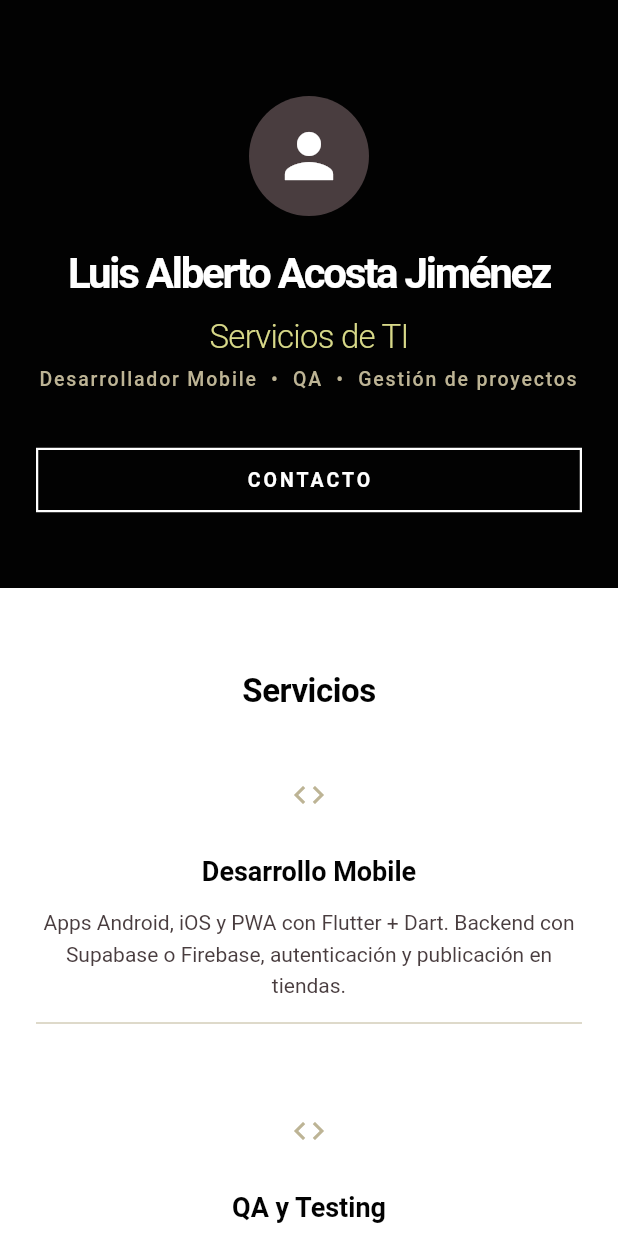
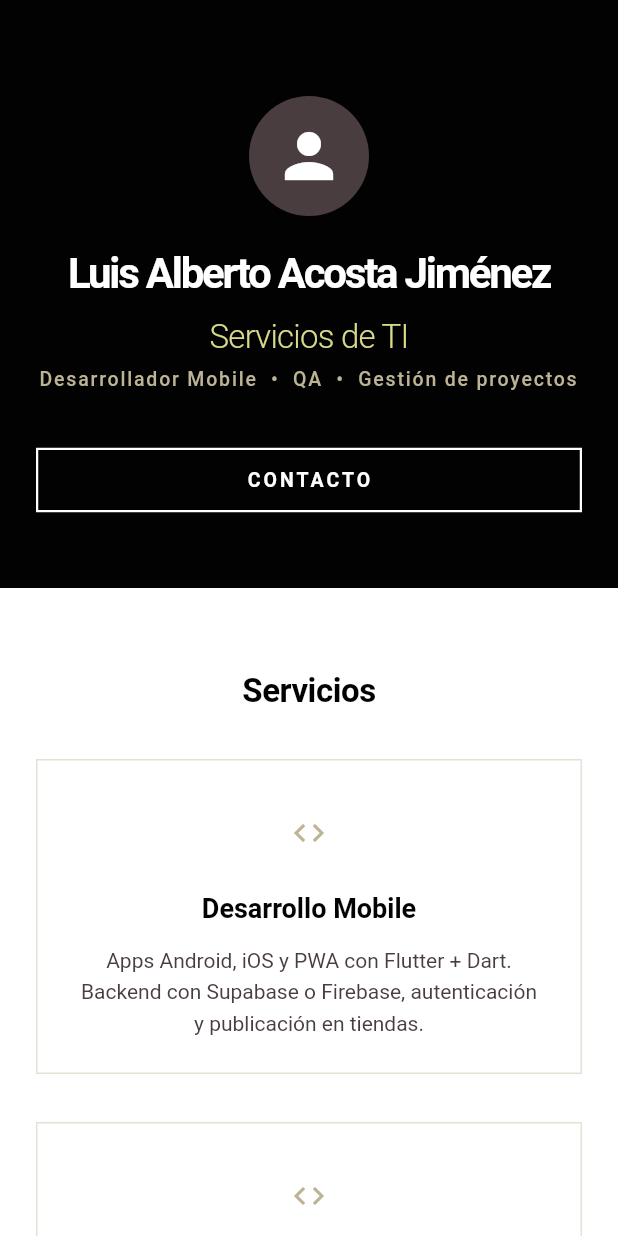
Before and after one commit to acostheta/acostheta-landing, a Flutter app: the screen it shows after launch, on a phone screen of 412 x 824 dp. Run offline on Flutter 3.47's test engine with Material 3 defaults, Android fonts, the phone set to English and light mode, and no system bars; network calls fail.

```diff
--- a/lib/widgets/experience_section.dart
+++ b/lib/widgets/experience_section.dart
@@ -31,9 +31,9 @@ class ExperienceSection extends StatelessWidget {
       role: 'Analista QA',
       subtitle: 'Alaxatech · Remoto',
       bullets: [
-        'Gestión de planes de prueba end-to-end en Trello.',
-        'Documentación funcional y especificación de casos de prueba.',
-        'Ejecución de pruebas de regresión, integración y UI/UX.',
+        'Gestión de flujos de prueba y trazabilidad: diseñé, administré y ejecuté planes de prueba integrales para apps web y móviles, organizando la trazabilidad de errores, niveles de severidad y ciclo de vida de bugs en Trello.',
+        'Definición de criterios y documentación: redacté especificaciones funcionales, historias de usuario y Test Cases detallados para guiar al equipo de desarrollo.',
+        'Aseguramiento de calidad end-to-end: ejecuté pruebas funcionales, de regresión, integración y verificación UI/UX garantizando entregas estables antes de cada lanzamiento.',
       ],
     ),
   ];
--- a/lib/widgets/services_section.dart
+++ b/lib/widgets/services_section.dart
@@ -87,7 +87,12 @@ class _ServiceCard extends StatelessWidget {
   @override
   Widget build(BuildContext context) {
     final mobile = isMobile(context);
-    return Column(
+    return Container(
+      padding: const EdgeInsets.all(24),
+      decoration: BoxDecoration(
+        border: Border.all(color: AppTheme.beige.withOpacity(0.4)),
+      ),
+      child: Column(
         crossAxisAlignment: CrossAxisAlignment.center,
         children: [
           Image.network(
@@ -110,8 +115,8 @@ class _ServiceCard extends StatelessWidget {
             style: Theme.of(context).textTheme.bodyMedium,
             textAlign: TextAlign.center,
           ),
-        const Divider(color: AppTheme.beige, height: 32),
         ],
+      ),
     );
   }
 }
```
Lines whose indentation alone changed are shown as unchanged.
